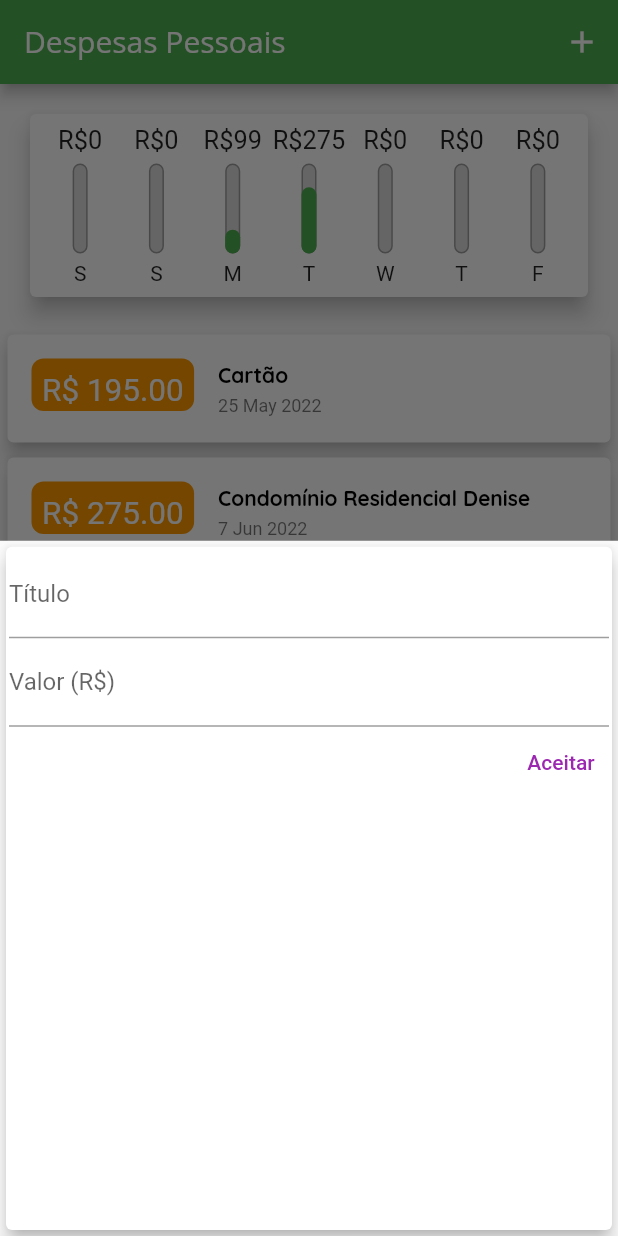
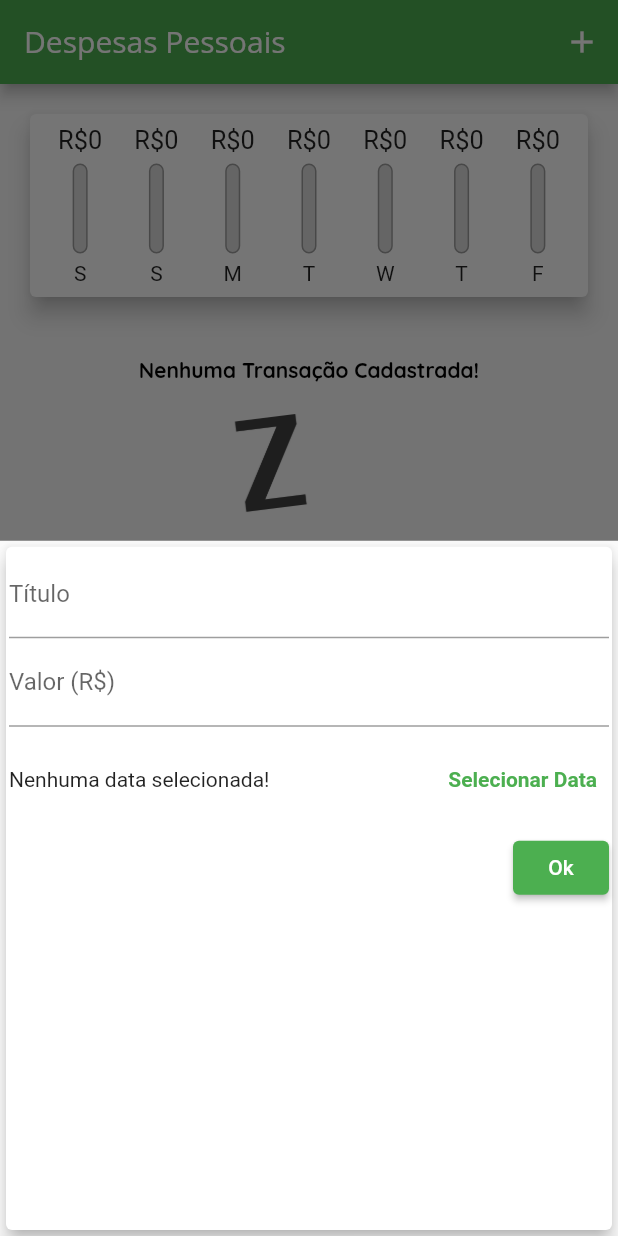
Before and after one commit to gvnfcosta/expenses, a Flutter app: the screen it shows after launch, after a tap on the "add" icon, on a phone screen of 412 x 824 dp. Run offline on Flutter 3.47's test engine with Material 2 defaults, Android fonts, the phone set to English and light mode, and no system bars.

Commit message:
App v.1.0 concluida

```diff
--- a/lib/components/chart.dart
+++ b/lib/components/chart.dart
@@ -55,7 +55,8 @@ class Chart extends StatelessWidget {
               child: ChartBar(
                 label: tr['day'],
                 value: tr['value'],
-                percentage: tr['value'] / _weekTotalValue,
+                percentage:
+                    _weekTotalValue == 0 ? 0 : tr['value'] / _weekTotalValue,
               ),
             );
           }).toList(),
--- a/lib/components/transaction_form.dart
+++ b/lib/components/transaction_form.dart
@@ -1,7 +1,8 @@
 import 'package:flutter/material.dart';
+import 'package:intl/intl.dart';
 
 class TransactionForm extends StatefulWidget {
-  final void Function(String, double) onSubmit;
+  final void Function(String, double, DateTime) onSubmit;
 
   const TransactionForm(this.onSubmit, {Key? key}) : super(key: key);
 
@@ -10,20 +11,36 @@ class TransactionForm extends StatefulWidget {
 }
 
 class _TransactionFormState extends State<TransactionForm> {
-  final titleController = TextEditingController();
-  final valueController = TextEditingController();
-
+  final _titleController = TextEditingController();
+  final _valueController = TextEditingController();
+  DateTime? _selectedDate; // = DateTime.now();
 
   _submitForm() {
-    final title = titleController.text;
-    final value = double.tryParse(valueController.text) ?? 0;
+    final title = _titleController.text;
+    final value = double.tryParse(_valueController.text) ?? 0;
 
-
-    if (title.isEmpty || value <= 0) {
+    if (title.isEmpty || value <= 0 || _selectedDate == null) {
       return;
     }
 
-    widget.onSubmit(title, value);
+    widget.onSubmit(title, value, _selectedDate!);
+  }
+
+  _showDatePicker() {
+    showDatePicker(
+      context: context,
+      initialDate: DateTime.now(),
+      firstDate: DateTime(2021),
+      lastDate: DateTime.now(),
+    ).then((pickedDate) {
+      if (pickedDate == null) {
+        return;
+      }
+
+      setState(() {
+        _selectedDate = pickedDate;
+      });
+    });
   }
 
   @override
@@ -35,14 +52,14 @@ class _TransactionFormState extends State<TransactionForm> {
         child: Column(
           children: [
             TextField(
-              controller: titleController,
+              controller: _titleController,
               onSubmitted: (_) => _submitForm(),
               decoration: const InputDecoration(
                 labelText: 'Título',
               ),
             ),
             TextField(
-              controller: valueController,
+              controller: _valueController,
               keyboardType:
                   const TextInputType.numberWithOptions(decimal: true),
               onSubmitted: (_) => _submitForm(),
@@ -50,17 +67,44 @@ class _TransactionFormState extends State<TransactionForm> {
                 labelText: 'Valor (R\$)',
               ),
             ),
+            SizedBox(
+              height: 70,
+              child: Row(
+                children: <Widget>[
+                  Expanded(
+                    child: Text(
+                      _selectedDate == null
+                          ? 'Nenhuma data selecionada!'
+                          : 'Data Selecionada: ${DateFormat('dd/MM/y').format(_selectedDate!)}',
+                    ),
+                  ),
+                  TextButton(
+                    child: const Text(
+                      'Selecionar Data',
+                      style: TextStyle(
+                        fontWeight: FontWeight.bold,
+                        //color: Colors.orange,
+                      ),
+                    ),
+                    onPressed: _showDatePicker,
+                  )
+                ],
+              ),
+            ),
             Row(
               mainAxisAlignment: MainAxisAlignment.end,
               children: <Widget>[
-                TextButton(
+                ElevatedButton(
                   child: const Text(
-                    'Aceitar',
+                    'Ok',
                     style: TextStyle(
-                      color: Colors.purple,
+                      color: Colors.white,
                     ),
                   ),
                   onPressed: _submitForm,
+                  //style: ElevatedButton.styleFrom(
+                  //primary: Colors.orange,
+                  //),
                 )
               ],
             ),
--- a/lib/components/transaction_list.dart
+++ b/lib/components/transaction_list.dart
@@ -4,13 +4,15 @@ import 'package:intl/intl.dart';
 
 class TransactionList extends StatelessWidget {
   final List<Transaction> transactions;
+  final void Function(String) onRemove;
 
-  const TransactionList(this.transactions, {Key? key}) : super(key: key);
+  const TransactionList(this.transactions, this.onRemove, {Key? key})
+      : super(key: key);
 
   @override
   Widget build(BuildContext context) {
     return SizedBox(
-      height: 300,
+      height: 420,
       child: transactions.isEmpty
           ? Column(
               children: [
@@ -21,10 +23,11 @@ class TransactionList extends StatelessWidget {
                 ),
                 const SizedBox(height: 20),
                 SizedBox(
-                  height: 2000,
+                  height: 240,
+                  width: 200,
                   child: Image.asset(
                     'assets/images/waiting.png',
-                    fit: BoxFit.cover,
+                    fit: BoxFit.contain,
                   ),
                 ),
               ],
@@ -69,6 +72,11 @@ class TransactionList extends StatelessWidget {
                         fontSize: 12,
                       ),
                     ),
+                    trailing: IconButton(
+                      icon: const Icon(Icons.delete),
+                      color: Theme.of(context).errorColor,
+                      onPressed: () => onRemove(tr.id),
+                    ),
                   ),
                 );
               },
--- a/lib/main.dart
+++ b/lib/main.dart
@@ -52,7 +52,7 @@ class MyHomePage extends StatefulWidget {
 
 class _MyHomePageState extends State<MyHomePage> {
   final List<Transaction> _transactions = [
-    Transaction(
+/*    Transaction(
       id: 't0',
       title: 'Cartão',
       value: 195.00,
@@ -71,6 +71,7 @@ class _MyHomePageState extends State<MyHomePage> {
       value: 99.00,
       date: DateTime.now().subtract(const Duration(days: 4)),
     ),
+  */
   ];
 
   List<Transaction> get _recentTransactions {
@@ -79,12 +80,12 @@ class _MyHomePageState extends State<MyHomePage> {
     }).toList();
   }
 
-  _addTransaction(String title, double value) {
+  _addTransaction(String title, double value, DateTime date) {
     final newTransaction = Transaction(
       id: Random().nextDouble().toString(),
       title: title,
       value: value,
-      date: DateTime.now(),
+      date: date,
     );
 
     setState(() {
@@ -92,6 +93,13 @@ class _MyHomePageState extends State<MyHomePage> {
     });
 
     Navigator.of(context).pop();
+  }
+
+  _removeTransaction(String id) {
+    setState(() {
+      _transactions.removeWhere((tr) => tr.id == id);
+      // é igual a {(return tr.id == id});
+    });
   }
 
   _openTransactionFormModal(BuildContext context) {
@@ -124,13 +132,14 @@ class _MyHomePageState extends State<MyHomePage> {
           crossAxisAlignment: CrossAxisAlignment.stretch,
           children: <Widget>[
             Chart(_recentTransactions),
-            TransactionList(_transactions),
+            TransactionList(_transactions, _removeTransaction),
           ],
         ),
       ),
       floatingActionButton: FloatingActionButton(
         child: const Icon(Icons.add),
         onPressed: () => _openTransactionFormModal(context),
+        backgroundColor: Colors.green,
       ),
       floatingActionButtonLocation: FloatingActionButtonLocation.endDocked,
     );
--- a/pubspec.yaml
+++ b/pubspec.yaml
@@ -60,7 +60,7 @@ flutter:
 
   # To add assets to your application, add an assets section, like this:
   assets:
-    - assets\images\waiting.png
+    - assets/images/waiting.png
   #   - images/a_dot_ham.jpeg
 
   # An image asset can refer to one or more resolution-specific "variants", see
```
